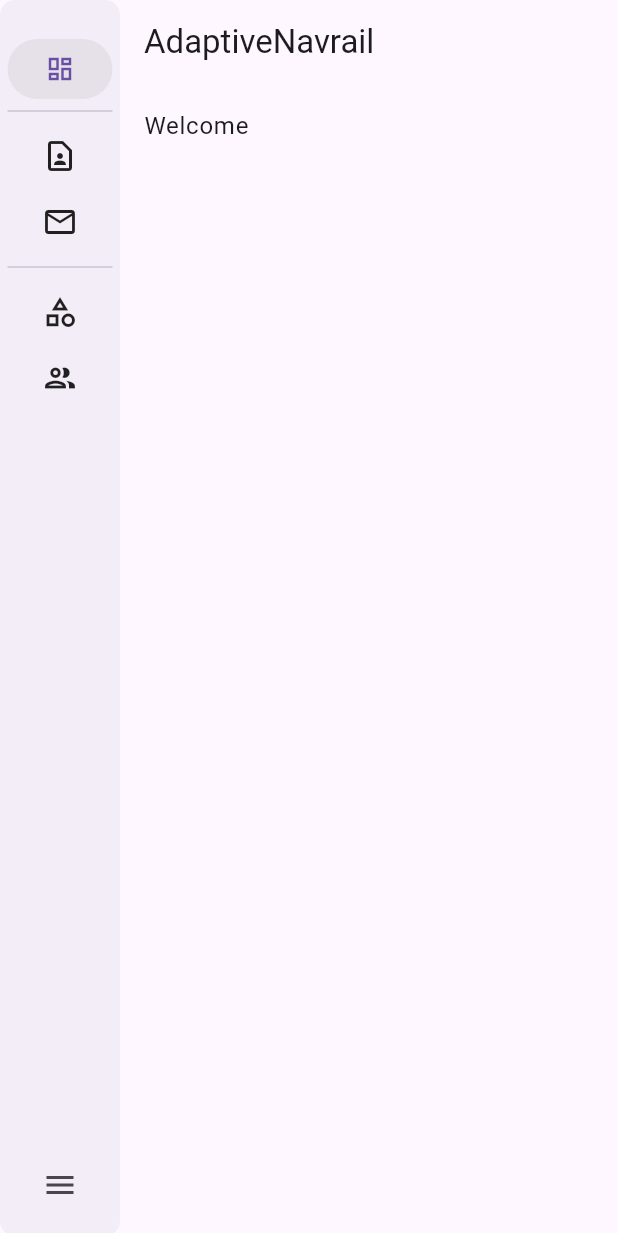
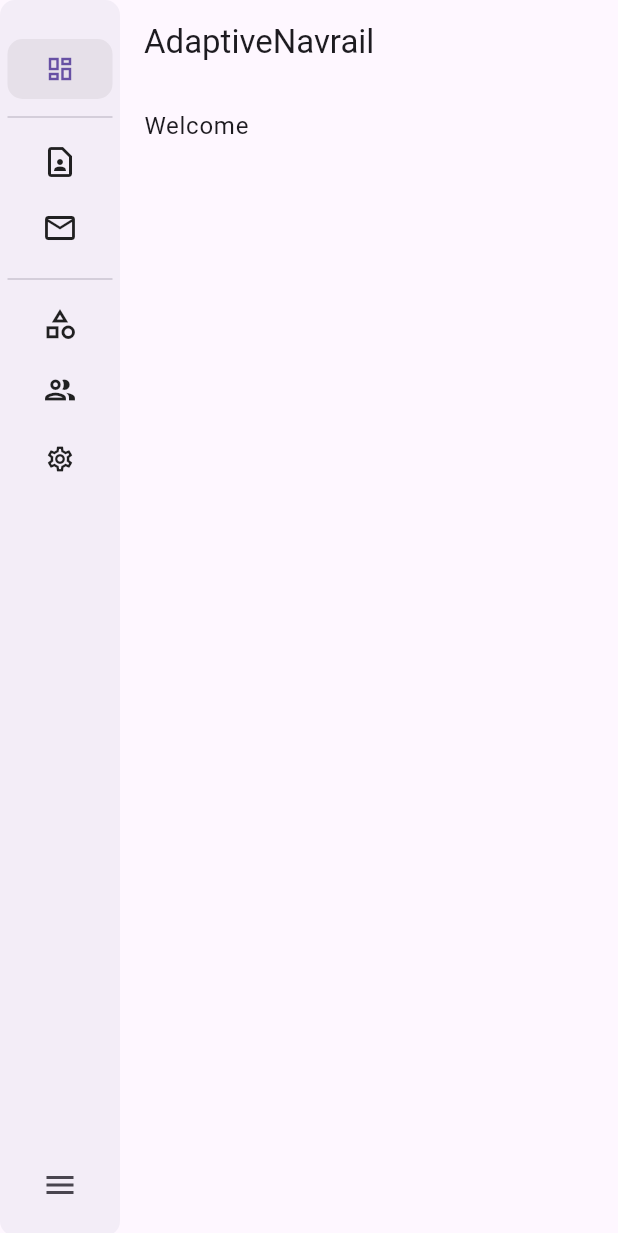
Before and after one commit to rsoft-in/adaptive_navrail, a Flutter app: the screen it shows after launch, on a phone screen of 412 x 824 dp. Shown: the top 1233 px of the screen. Run offline on Flutter 3.47's test engine with Material 3 defaults, Android fonts, the phone set to English and light mode, and no system bars; our stand-ins replace plugin_platform_interface.

Commit message:
Fix Selected tile colour and some UI tweaks

```diff
--- a/example/lib/constants.dart
+++ b/example/lib/constants.dart
@@ -16,12 +16,12 @@ const kMenu = [
     "submenu": [
       {
         "code": "201",
-        "title": "Sub Menu 1",
+        "title": "Contacts",
         "icon": Icons.contact_page_outlined,
       },
       {
         "code": "202",
-        "title": "Sub Menu 2",
+        "title": "Mail",
         "icon": Icons.email_outlined,
       },
     ]
@@ -34,14 +34,21 @@ const kMenu = [
     "submenu": [
       {
         "code": "301",
-        "title": "Sub Menu 1",
+        "title": "Shapes",
         "icon": Icons.category_outlined,
       },
       {
         "code": "302",
-        "title": "Sub Menu 2",
+        "title": "Group",
         "icon": Icons.group_outlined,
       },
     ]
-  }
+  },
+  {
+    "code": "400",
+    "title": "Settings",
+    "icon": Icons.settings_outlined,
+    "expanded": false,
+    "submenu": [],
+  },
 ];
--- a/lib/adaptive_navrail.dart
+++ b/lib/adaptive_navrail.dart
@@ -102,20 +102,36 @@ class _AdaptiveNavrailState extends State<AdaptiveNavrail>
                 itemBuilder: (context, index) {
                   final menuItem = widget.drawerItems[index];
                   if (menuItem.subItems.isEmpty) {
-                    return DrawerTile(
-                      onTap: widget.onDrawerTap,
+                    return Container(
+                      margin: const EdgeInsets.only(bottom: 4),
+                      child: DrawerTile(
+                        onTap: (value) {
+                          setState(() {
+                            selectedMenuCode = value;
+                          });
+                          widget.onDrawerTap;
+                        },
                         isExpanded: isExpanded,
                         isDense: widget.isDense,
                         menu: menuItem,
                         selectedMenuCode: selectedMenuCode,
+                      ),
                     );
                   } else {
-                    return DrawerExpansionTile(
-                      onChildTap: (value) => widget.onDrawerTap(value),
+                    return Container(
+                      margin: const EdgeInsets.only(bottom: 4),
+                      child: DrawerExpansionTile(
+                        onChildTap: (value) {
+                          setState(() {
+                            selectedMenuCode = value;
+                          });
+                          widget.onDrawerTap(value);
+                        },
                         isExpanded: isExpanded,
                         isDense: widget.isDense,
                         menu: menuItem,
                         selectedMenuCode: selectedMenuCode,
+                      ),
                     );
                   }
                 },
--- a/lib/widget/drawer_expansion_tile.dart
+++ b/lib/widget/drawer_expansion_tile.dart
@@ -27,11 +27,15 @@ class _DrawerExpansionTileState extends State<DrawerExpansionTile> {
   Widget build(BuildContext context) {
     return widget.isExpanded
         ? ExpansionTile(
+            backgroundColor: Theme.of(context).colorScheme.surfaceContainerHigh,
             dense: widget.isDense,
-            shape:
+            shape: RoundedRectangleBorder(
+              borderRadius: BorderRadius.circular(10),
+              side: BorderSide(
+                  width: 1, color: Theme.of(context).colorScheme.surfaceDim),
+            ),
+            collapsedShape:
                 RoundedRectangleBorder(borderRadius: BorderRadius.circular(10)),
-            collapsedShape:
-                RoundedRectangleBorder(borderRadius: BorderRadius.circular(30)),
             leading: Icon(
               widget.menu.icon,
               size: widget.isDense ? iconSizeDense : iconSizeNormal,
--- a/lib/widget/drawer_tile.dart
+++ b/lib/widget/drawer_tile.dart
@@ -28,9 +28,9 @@ class _DrawerTileState extends State<DrawerTile> {
         widget.onTap(widget.menu.code);
         setState(() {});
       },
-      borderRadius: BorderRadius.circular(50),
+      borderRadius: BorderRadius.circular(10),
       child: Material(
-        borderRadius: BorderRadius.circular(50),
+        borderRadius: BorderRadius.circular(10),
         color: widget.menu.code == widget.selectedMenuCode
             ? Theme.of(context).colorScheme.surfaceContainerHighest
             : Colors.transparent,
```
Also changed, not shown: example/pubspec.lock. Lines whose indentation alone changed are shown as unchanged.
